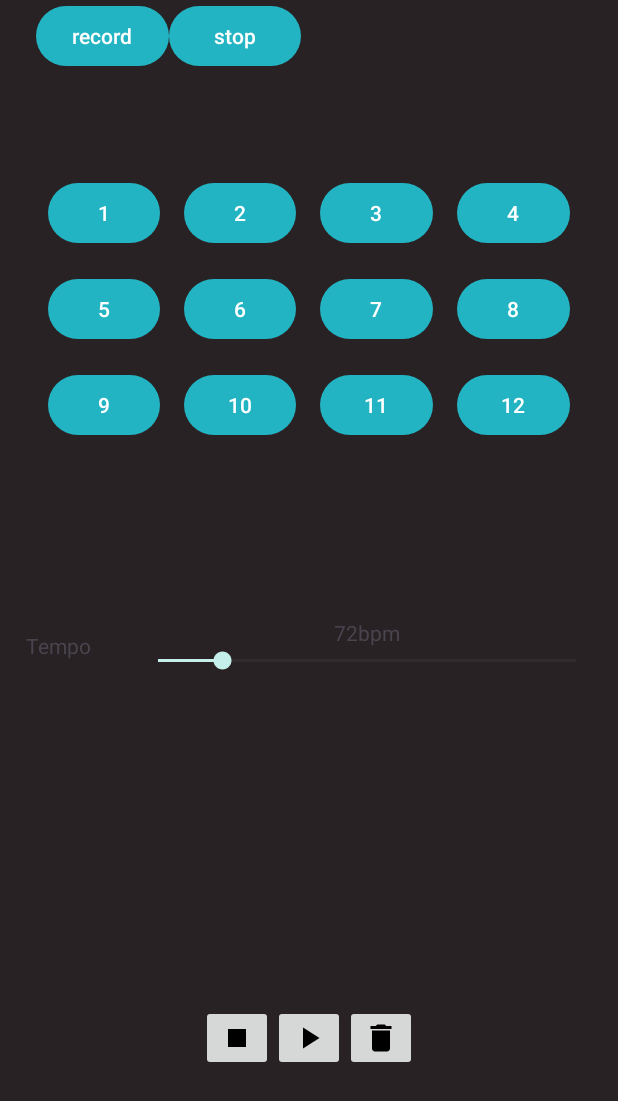
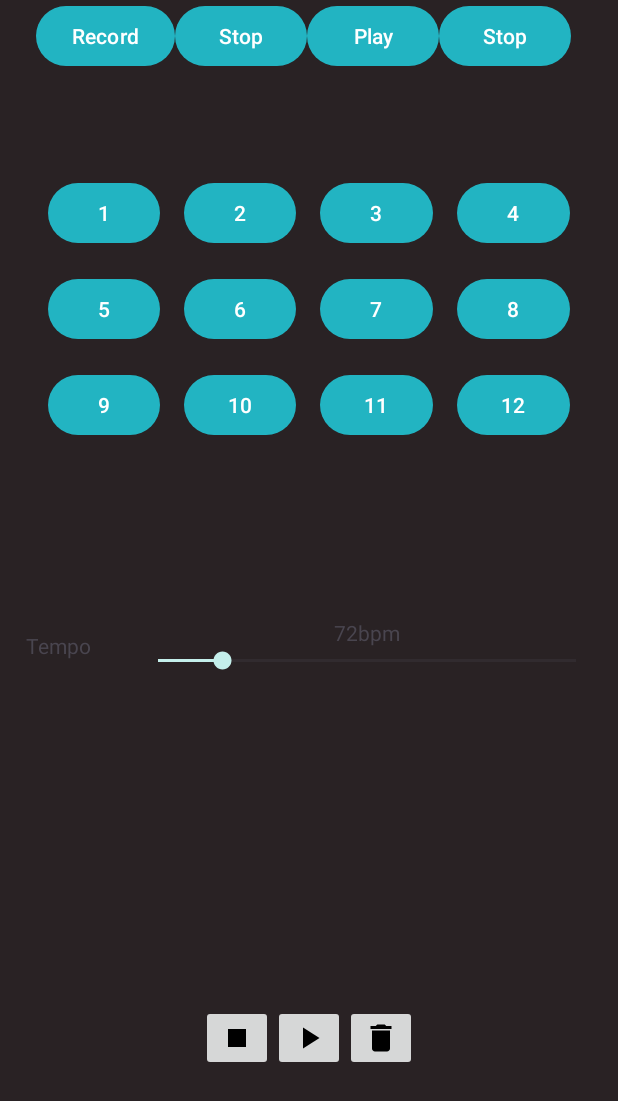
Before and after one commit to johncrawley/SuperSimpleSoundboard, an Android app: the layout activity_main.xml on its own in the app's theme, with its tools: preview values and no code run, on a phone screen of 412 x 824 dp. Shown: the top 1101 px of the screen. Run offline under Robolectric (Android 15) with nearby library versions, the phone set to English and light mode, and no system bars.

Commit message:
Adding dedicated buttons (for better logic) to the recording section.

```diff
--- a/app/src/main/res/layout/activity_main.xml
+++ b/app/src/main/res/layout/activity_main.xml
@@ -22,14 +22,27 @@
             android:id="@+id/recordSoundButton"
             android:layout_width="wrap_content"
             android:layout_height="wrap_content"
-            android:text="record"/>
+            android:text="@string/button_text_record"/>
+
+
+        <Button
+            android:id="@+id/stopRecordingSoundButton"
+            android:layout_width="wrap_content"
+            android:layout_height="wrap_content"
+            android:text="@string/button_text_stop_recording"/>
+
         <Button
             android:id="@+id/playRecordingButton"
             android:layout_width="wrap_content"
             android:layout_height="wrap_content"
-            android:text="stop"/>
+            android:text="@string/button_text_playback"/>
 
 
+        <Button
+            android:id="@+id/stopPlaybackButton"
+            android:layout_width="wrap_content"
+            android:layout_height="wrap_content"
+            android:text="@string/button_text_stop_playback"/>
 
     </LinearLayout>
 
--- a/app/src/main/res/values/strings.xml
+++ b/app/src/main/res/values/strings.xml
@@ -2,6 +2,8 @@
     <string name="app_name">Super Simple Soundboard</string>
     <string name="button_text_record">Record</string>
     <string name="button_text_stop_recording">Stop</string>
+    <string name="button_text_playback">Play</string>
+    <string name="button_text_stop_playback">Stop</string>
     <string name="button_text_stop">Stop</string>
     <string name="button_text_play">Play</string>
     <string name="button_text_clear">Clear</string>
```
Also changed, not shown: app/src/main/java/com/jacstuff/supersimplesoundboard/MainActivity.java (+33 -10 lines), app/src/main/java/com/jacstuff/supersimplesoundboard/service/recorder/AudioRecorder.java (+14 -36 lines).
